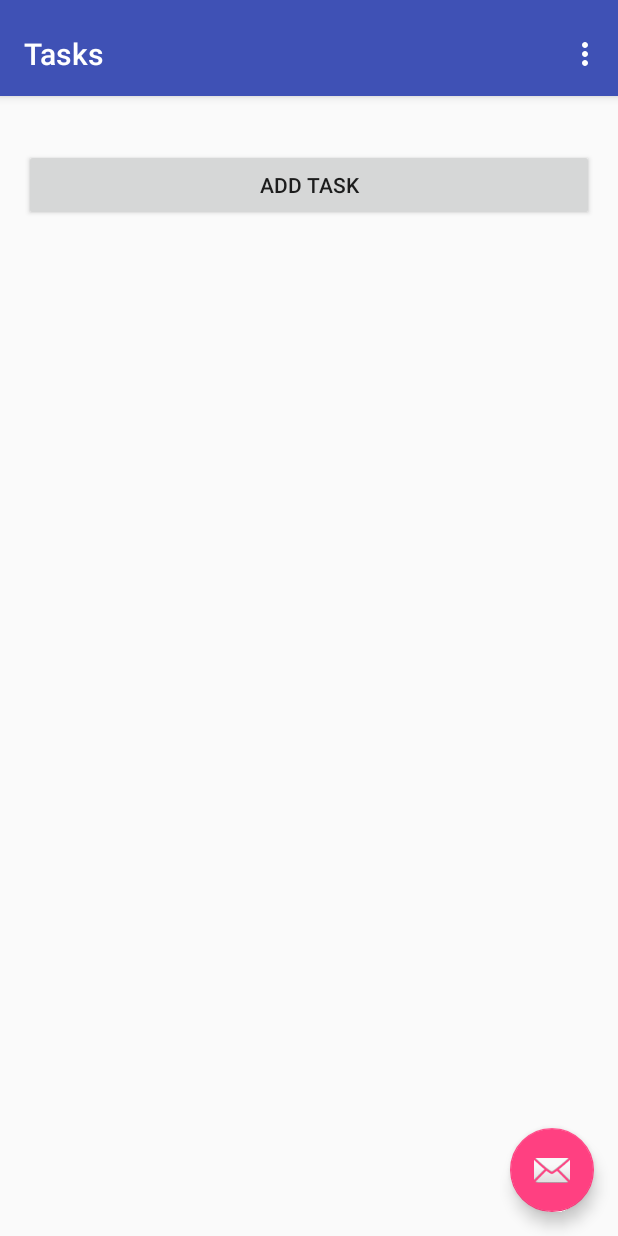
After one commit to IvanSlipstream/LocationTask2, an Android app: the TaskActivity screen opened directly, with no data from a screen before it, on a phone screen of 412 x 824 dp. The commit adds this screen. Run offline under Robolectric (Android 15) with nearby library versions, the phone set to English and light mode, and no system bars.

Commit message:
created TaskActivity

```diff
--- /dev/null
+++ b/app/src/main/java/ua/itstep/android11/kharlamov/locationtask/activities/TaskActivity.java
@@ -0,0 +1,158 @@
+package ua.itstep.android11.kharlamov.locationtask.activities;
+
+import android.support.design.widget.FloatingActionButton;
+import android.support.design.widget.Snackbar;
+import android.support.v7.app.AppCompatActivity;
+import android.support.v7.widget.Toolbar;
+
+import android.support.v4.app.Fragment;
+import android.support.v4.app.FragmentManager;
+import android.support.v4.app.FragmentPagerAdapter;
+import android.support.v4.view.ViewPager;
+import android.os.Bundle;
+import android.view.LayoutInflater;
+import android.view.Menu;
+import android.view.MenuItem;
+import android.view.View;
+import android.view.ViewGroup;
+
+import android.widget.TextView;
+
+import ua.itstep.android11.kharlamov.locationtask.R;
+import ua.itstep.android11.kharlamov.locationtask.fragments.TaskListLocationFragment;
+
+public class TaskActivity extends AppCompatActivity
+        implements TaskListLocationFragment.OnFragmentInteractionListener{
+
+    private SectionsPagerAdapter mSectionsPagerAdapter;
+
+    /**
+     * The {@link ViewPager} that will host the section contents.
+     */
+    private ViewPager mViewPager;
+    private long mLocationId = -1;
+
+    @Override
+    protected void onCreate(Bundle savedInstanceState) {
+        super.onCreate(savedInstanceState);
+        setContentView(R.layout.activity_task);
+
+        Toolbar toolbar = (Toolbar) findViewById(R.id.toolbar);
+        setSupportActionBar(toolbar);
+
+        mLocationId = getIntent().getLongExtra(AreaMapFullScreenActivity.KEY_LOCATION_ID, -1);
+        // Create the adapter that will return a fragment for each of the three
+        // primary sections of the activity.
+        mSectionsPagerAdapter = new SectionsPagerAdapter(getSupportFragmentManager());
+
+        // Set up the ViewPager with the sections adapter.
+        mViewPager = (ViewPager) findViewById(R.id.container);
+        mViewPager.setAdapter(mSectionsPagerAdapter);
+
+
+        FloatingActionButton fab = (FloatingActionButton) findViewById(R.id.fab);
+        fab.setOnClickListener(new View.OnClickListener() {
+            @Override
+            public void onClick(View view) {
+
+            }
+        });
+
+    }
+
+    @Override
+    protected void onResume() {
+        super.onResume();
+    }
+
+    @Override
+    public boolean onCreateOptionsMenu(Menu menu) {
+        // Inflate the menu; this adds items to the action bar if it is present.
+        getMenuInflater().inflate(R.menu.menu_task, menu);
+        return true;
+    }
+
+    @Override
+    public boolean onOptionsItemSelected(MenuItem item) {
+        // Handle action bar item clicks here. The action bar will
+        // automatically handle clicks on the Home/Up button, so long
+        // as you specify a parent activity in AndroidManifest.xml.
+        int id = item.getItemId();
+
+        //noinspection SimplifiableIfStatement
+        if (id == R.id.action_settings) {
+            return true;
+        }
+
+        return super.onOptionsItemSelected(item);
+    }
+
+    /**
+     * A placeholder fragment containing a simple view.
+     */
+    public static class PlaceholderFragment extends Fragment {
+        /**
+         * The fragment argument representing the section number for this
+         * fragment.
+         */
+        private static final String ARG_SECTION_NUMBER = "section_number";
+
+        public PlaceholderFragment() {
+        }
+
+        /**
+         * Returns a new instance of this fragment for the given section
+         * number.
+         */
+        public static PlaceholderFragment newInstance(int sectionNumber) {
+            PlaceholderFragment fragment = new PlaceholderFragment();
+            Bundle args = new Bundle();
+            args.putInt(ARG_SECTION_NUMBER, sectionNumber);
+            fragment.setArguments(args);
+            return fragment;
+        }
+
+        @Override
+        public View onCreateView(LayoutInflater inflater, ViewGroup container,
+                                 Bundle savedInstanceState) {
+            View rootView = inflater.inflate(R.layout.fragment_task, container, false);
+            TextView textView = (TextView) rootView.findViewById(R.id.section_label);
+            textView.setText(getString(R.string.section_format, getArguments().getInt(ARG_SECTION_NUMBER)));
+            return rootView;
+        }
+    }
+
+    public class SectionsPagerAdapter extends FragmentPagerAdapter {
+
+        public SectionsPagerAdapter(FragmentManager fm) {
+            super(fm);
+        }
+
+        @Override
+        public Fragment getItem(int position) {
+            switch (position) {
+                case 0:
+                    return TaskListLocationFragment.newInstance(mLocationId);
+                case 1:
+                    return PlaceholderFragment.newInstance(1);
+            }
+            return null;
+        }
+
+        @Override
+        public int getCount() {
+            return 2;
+        }
+
+        @Override
+        public CharSequence getPageTitle(int position) {
+            switch (position) {
+                case 0:
+                    return "SECTION 1";
+                case 1:
+                    return "SECTION 2";
+            }
+            return null;
+        }
+    }
+}
--- a/app/src/main/java/ua/itstep/android11/kharlamov/locationtask/fragments/TaskListLocationFragment.java
+++ b/app/src/main/java/ua/itstep/android11/kharlamov/locationtask/fragments/TaskListLocationFragment.java
@@ -1,27 +1,119 @@
 package ua.itstep.android11.kharlamov.locationtask.fragments;
 
+import android.content.ContentUris;
+import android.content.Context;
+import android.database.Cursor;
+import android.net.Uri;
 import android.os.Bundle;
+import android.os.Handler;
+import android.os.ResultReceiver;
 import android.support.annotation.Nullable;
 import android.support.v4.app.Fragment;
+import android.support.v7.widget.LinearLayoutManager;
 import android.support.v7.widget.RecyclerView;
 import android.view.LayoutInflater;
 import android.view.View;
 import android.view.ViewGroup;
+import android.widget.Button;
+
+import java.util.ArrayList;
+import java.util.Locale;
 
 import ua.itstep.android11.kharlamov.locationtask.R;
+import ua.itstep.android11.kharlamov.locationtask.adapters.TaskAdapter;
+import ua.itstep.android11.kharlamov.locationtask.db.DbHelper;
+import ua.itstep.android11.kharlamov.locationtask.models.Task;
+import ua.itstep.android11.kharlamov.locationtask.models.TaskLocationRelation;
+import ua.itstep.android11.kharlamov.locationtask.provider.LocationTaskContentProvider;
+import ua.itstep.android11.kharlamov.locationtask.services.LocationTaskIntentService;
 
 /**
  * Created by Slipstream on 23.10.2016 in LocationTask.
  */
 public class TaskListLocationFragment extends Fragment {
 
+    private static final String KEY_LOCATION_ID = "location_id";
     private RecyclerView mRvTaskList;
+    private long mLocationId;
+    private Button mBtnAddTask;
+    private OnFragmentInteractionListener mListener;
+
+    public static TaskListLocationFragment newInstance(long locationId) {
+
+        Bundle args = new Bundle();
+        args.putLong(KEY_LOCATION_ID, locationId);
+        TaskListLocationFragment fragment = new TaskListLocationFragment();
+        fragment.setArguments(args);
+        return fragment;
+    }
+
+    @Override
+    public void onAttach(Context context) {
+        super.onAttach(context);
+        if (context instanceof OnFragmentInteractionListener) {
+            mListener = (OnFragmentInteractionListener) context;
+        } else {
+            throw new RuntimeException(context.toString()
+                    + " must implement OnFragmentInteractionListener");
+        }
+    }
+
+    @Override
+    public void onCreate(@Nullable Bundle savedInstanceState) {
+        super.onCreate(savedInstanceState);
+        if (getArguments() != null) {
+            mLocationId = getArguments().getLong(KEY_LOCATION_ID, -1);
+        }
+    }
 
     @Nullable
     @Override
     public View onCreateView(LayoutInflater inflater, @Nullable ViewGroup container, @Nullable Bundle savedInstanceState) {
         View view = inflater.inflate(R.layout.fragment_task_list, container, false);
         mRvTaskList = (RecyclerView) view.findViewById(R.id.rv_task_list);
+        mRvTaskList.setLayoutManager(new LinearLayoutManager(getContext()));
+        mBtnAddTask = (Button) view.findViewById(R.id.btn_add_task);
+        final ResultReceiver receiver = new ResultReceiver(new Handler());
+        mBtnAddTask.setOnClickListener(new View.OnClickListener() {
+            @Override
+            public void onClick(View view) {
+                LocationTaskIntentService.startActionCreateTask(view.getContext(),
+                        new Task(0, "new test task"), receiver);
+            }
+        });
         return view;
     }
+
+
+    @Override
+    public void onResume() {
+        super.onResume();
+        // TODO make async
+        Uri uri = ContentUris.withAppendedId(LocationTaskContentProvider.URI_ALL_TASKS_IN_LOCATION, mLocationId);
+        ArrayList<Task> taskList = new ArrayList<>();
+        Cursor outerCursor = getContext().getContentResolver().query(uri,
+                null, null, null, null);
+        if (outerCursor != null) {
+            while (outerCursor.moveToNext()){
+                Task task = new Task(outerCursor);
+                long id = task.getId();
+                Cursor innerCursor = getContext().getContentResolver().query(LocationTaskContentProvider.URI_ALL_TASKS_LOCATIONS,
+                        null, String.format(Locale.getDefault(), "%s=%d", DbHelper.TasksLocationsFields.TASK_ID, id),
+                        null, null);
+                if (innerCursor != null) {
+                    innerCursor.moveToFirst();
+                    TaskLocationRelation relation = new TaskLocationRelation(innerCursor);
+                    task.setTaskLocationRelation(relation);
+                    innerCursor.close();
+                }
+                taskList.add(task);
+            }
+            outerCursor.close();
+        }
+        mRvTaskList.setAdapter(new TaskAdapter(taskList));
+    }
+
+    public interface OnFragmentInteractionListener{
+
+    }
 }
--- a/app/src/main/res/layout/activity_area_map_full_screen.xml
+++ b/app/src/main/res/layout/activity_area_map_full_screen.xml
@@ -1,13 +1,11 @@
 <FrameLayout xmlns:android="http://schemas.android.com/apk/res/android"
     xmlns:tools="http://schemas.android.com/tools"
+    android:id="@+id/fl_ui_full_screen"
     android:layout_width="match_parent"
     android:layout_height="match_parent"
     android:background="#0099cc"
     tools:context="ua.itstep.android11.kharlamov.locationtask.activities.AreaMapFullScreenActivity">
 
-    <!-- The primary full-screen view. This can be replaced with whatever view
-         is needed to present your content, e.g. VideoView, SurfaceView,
-         TextureView, etc. -->
     <ImageView
         android:id="@+id/fullscreen_content"
         android:layout_width="match_parent"
--- /dev/null
+++ b/app/src/main/res/layout/activity_task.xml
@@ -0,0 +1,44 @@
+<?xml version="1.0" encoding="utf-8"?>
+<android.support.design.widget.CoordinatorLayout xmlns:android="http://schemas.android.com/apk/res/android"
+    xmlns:app="http://schemas.android.com/apk/res-auto"
+    xmlns:tools="http://schemas.android.com/tools"
+    android:id="@+id/main_content"
+    android:layout_width="match_parent"
+    android:layout_height="match_parent"
+    android:fitsSystemWindows="true"
+    tools:context="ua.itstep.android11.kharlamov.locationtask.activities.TaskActivity">
+
+    <android.support.design.widget.AppBarLayout
+        android:id="@+id/appbar"
+        android:layout_width="match_parent"
+        android:layout_height="wrap_content"
+        android:paddingTop="@dimen/appbar_padding_top"
+        android:theme="@style/AppTheme.AppBarOverlay">
+
+        <android.support.v7.widget.Toolbar
+            android:id="@+id/toolbar"
+            android:layout_width="match_parent"
+            android:layout_height="?attr/actionBarSize"
+            android:background="?attr/colorPrimary"
+            app:layout_scrollFlags="scroll|enterAlways"
+            app:popupTheme="@style/AppTheme.PopupOverlay">
+
+        </android.support.v7.widget.Toolbar>
+
+    </android.support.design.widget.AppBarLayout>
+
+    <android.support.v4.view.ViewPager
+        android:id="@+id/container"
+        android:layout_width="match_parent"
+        android:layout_height="match_parent"
+        app:layout_behavior="@string/appbar_scrolling_view_behavior" />
+
+    <android.support.design.widget.FloatingActionButton
+        android:id="@+id/fab"
+        android:layout_width="wrap_content"
+        android:layout_height="wrap_content"
+        android:layout_gravity="end|bottom"
+        android:layout_margin="@dimen/fab_margin"
+        android:src="@android:drawable/ic_dialog_email" />
+
+</android.support.design.widget.CoordinatorLayout>
--- a/app/src/main/res/layout/fragment_task_list.xml
+++ b/app/src/main/res/layout/fragment_task_list.xml
@@ -1,7 +1,29 @@
 <?xml version="1.0" encoding="utf-8"?>
-<android.support.v7.widget.RecyclerView xmlns:android="http://schemas.android.com/apk/res/android"
-    android:id="@+id/rv_task_list"
+<LinearLayout xmlns:android="http://schemas.android.com/apk/res/android"
+    xmlns:tools="http://schemas.android.com/tools"
+    android:paddingBottom="@dimen/activity_vertical_margin"
+    android:paddingLeft="@dimen/activity_horizontal_margin"
+    android:paddingRight="@dimen/activity_horizontal_margin"
+    android:paddingTop="@dimen/activity_vertical_margin"
     android:layout_width="match_parent"
-    android:layout_height="match_parent">
+    android:layout_height="match_parent"
+    android:layout_gravity="top"
+    android:orientation="vertical"
+    tools:context="ua.itstep.android11.kharlamov.locationtask.fragments.TaskListLocationFragment">
 
-</android.support.v7.widget.RecyclerView>
+    <TextView
+        android:id="@+id/tv_location_name"
+        android:layout_width="match_parent"
+        android:layout_height="wrap_content" />
+
+    <android.support.v7.widget.RecyclerView
+        android:id="@+id/rv_task_list"
+        android:layout_width="match_parent"
+        android:layout_height="wrap_content"/>
+
+    <Button
+        android:id="@+id/btn_add_task"
+        android:layout_width="match_parent"
+        android:layout_height="wrap_content"
+        android:text="@string/add_task"/>
+</LinearLayout>
--- /dev/null
+++ b/app/src/main/res/menu/menu_task.xml
@@ -0,0 +1,10 @@
+<menu xmlns:android="http://schemas.android.com/apk/res/android"
+    xmlns:app="http://schemas.android.com/apk/res-auto"
+    xmlns:tools="http://schemas.android.com/tools"
+    tools:context="ua.itstep.android11.kharlamov.locationtask.activities.TaskActivity">
+    <item
+        android:id="@+id/action_settings"
+        android:orderInCategory="100"
+        android:title="@string/action_settings"
+        app:showAsAction="never" />
+</menu>
--- a/app/src/main/res/values/dimens.xml
+++ b/app/src/main/res/values/dimens.xml
@@ -8,4 +8,5 @@
     <dimen name="default_inner_padding">2dp</dimen>
     <dimen name="location_view_text_size">20sp</dimen>
     <dimen name="et_width_for_area_map">65sp</dimen>
+    <dimen name="appbar_padding_top">8dp</dimen>
 </resources>
--- a/app/src/main/res/values/strings.xml
+++ b/app/src/main/res/values/strings.xml
@@ -29,5 +29,8 @@
     <string name="hint_touch_the_location">Touch the location</string>
     <string name="location_default_name">new Location</string>
     <string name="task_completed">+</string>
+    <string name="add_task">Add Task</string>
+    <string name="title_activity_task">Tasks</string>
+    <string name="section_format">Hello World from section: %1$d</string>
 
 </resources>
```
Also changed, not shown: app/src/main/AndroidManifest.xml (+9 -3 lines), app/src/main/java/ua/itstep/android11/kharlamov/locationtask/activities/AreaMapFullScreenActivity.java (+9 -6 lines), app/src/main/res/layout/content_task_list.xml (added, +11 -0 lines), app/src/main/res/layout/fragment_task.xml (added, +17 -0 lines).
